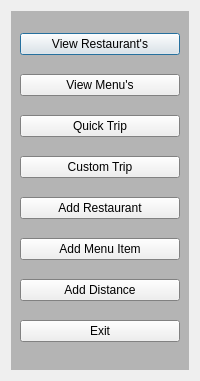
This is adminlauncher.ui in khaller1/CS1D-PROJECT-1 as Qt 5 draws it before an edit. The edited form follows.
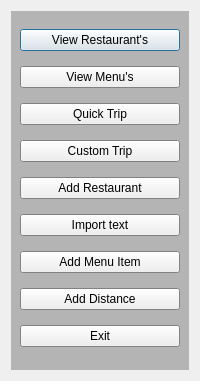
This is the edited form.

```diff
--- a/adminlauncher.ui
+++ b/adminlauncher.ui
@@ -224,6 +224,13 @@
         </property>
        </widget>
       </item>
+      <item>
+       <widget class="QPushButton" name="pushButton_import">
+        <property name="text">
+         <string>Import text</string>
+        </property>
+       </widget>
+      </item>
       <item>
        <widget class="QPushButton" name="pushButton_addmenu">
         <property name="text">
```
